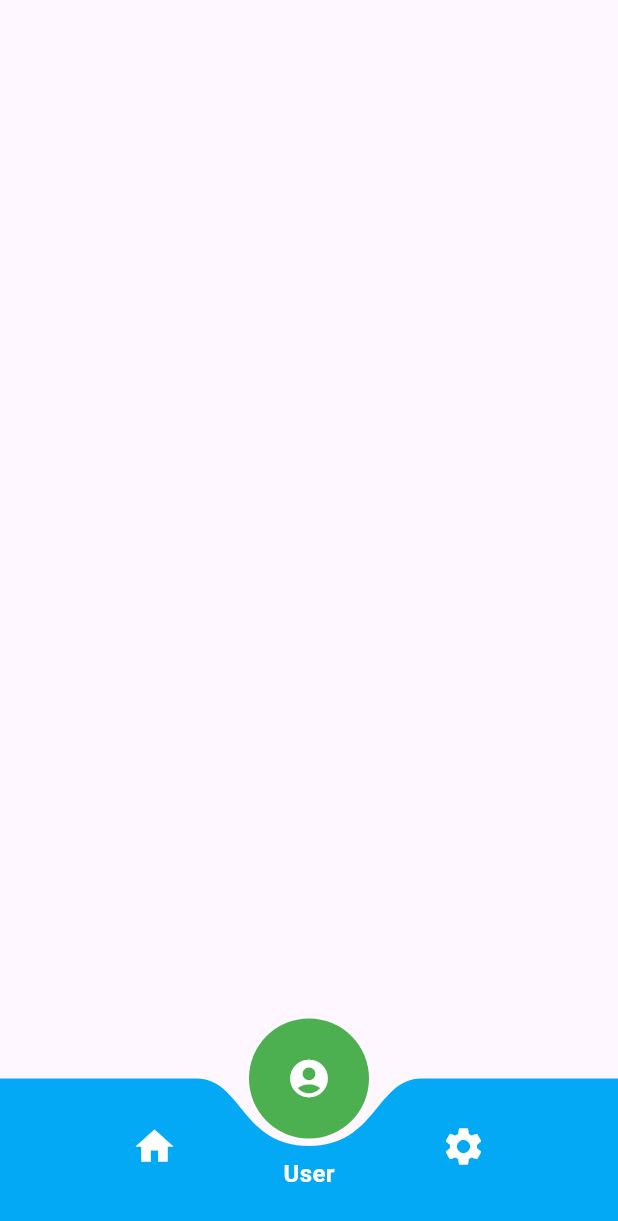
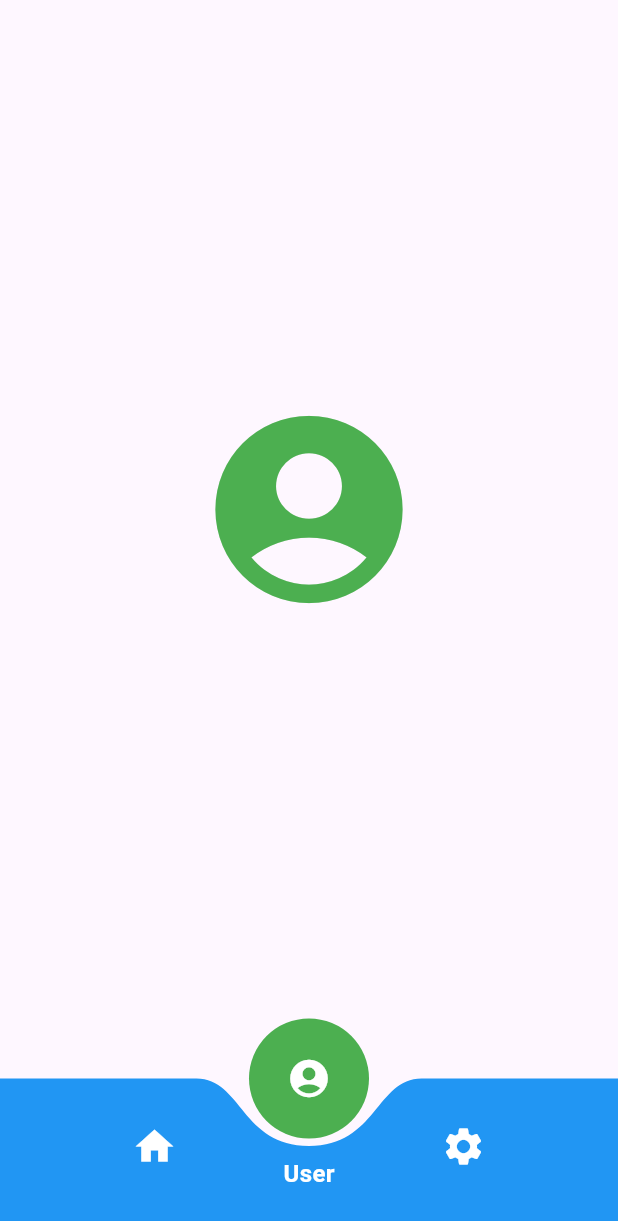
Before and after one commit to hunghv-dev/circle_navigation, a Flutter app: the screen it shows after launch, after a tap on the "account circle" icon, on a phone screen of 412 x 824 dp. Shown: the top 1221 px of the screen. Run offline on Flutter 3.47's test engine with Material 3 defaults, Android fonts, the phone set to English and light mode, and no system bars.

Commit message:
main.dart: update sample app

```diff
--- a/example/lib/main.dart
+++ b/example/lib/main.dart
@@ -1,9 +1,7 @@
 import 'package:circle_navigation/circle_navigation.dart';
 import 'package:flutter/material.dart';
 
-void main() {
-  runApp(const MaterialApp(home: MyApp()));
-}
+void main() => runApp(const MaterialApp(home: MyApp()));
 
 class MyApp extends StatefulWidget {
   const MyApp({super.key});
@@ -13,15 +11,35 @@ class MyApp extends StatefulWidget {
 }
 
 class _MyAppState extends State<MyApp> {
+  late int initIndex;
+  late PageController pageController;
+
   @override
-  Widget build(BuildContext context) {
-    return Scaffold(
+  void initState() {
+    super.initState();
+    initIndex = 0;
+    pageController = PageController(initialPage: initIndex);
+  }
+
+  @override
+  void dispose() {
+    pageController.dispose();
+    super.dispose();
+  }
+
+  @override
+  Widget build(BuildContext context) => Scaffold(
         body: PageView(
-        children: [
-
+          controller: pageController,
+          physics: const NeverScrollableScrollPhysics(),
+          children: const [
+            Icon(Icons.home, color: Colors.green, size: 150),
+            Icon(Icons.account_circle, color: Colors.green, size: 150),
+            Icon(Icons.settings, color: Colors.green, size: 150),
           ],
         ),
         bottomNavigationBar: CircleNavigation(
+          initIndex: initIndex,
           items: [
             Item(
                 icon: const Icon(
@@ -51,9 +69,12 @@ class _MyAppState extends State<MyApp> {
             fontWeight: FontWeight.bold,
           ),
           circleColor: Colors.green,
-        navColor: Colors.lightBlue,
-        onChange: (_) {},
+          navColor: Colors.blue,
+          onChange: (index) => pageController.animateToPage(
+            index,
+            duration: const Duration(milliseconds: 300),
+            curve: Curves.ease,
+          ),
         ),
       );
 }
-}
```
Lines whose indentation alone changed are shown as unchanged.
